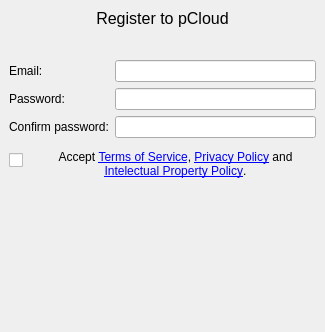
This is registerwindow.ui in pcloudcom/psyncgui as Qt 5 draws it before an edit; both pictures show x 0 to 325 and y 0 to 332 of the 325 by 579 pixel window. The edited form follows.
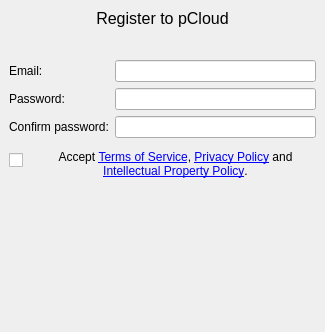
This is the edited form. Icons and pictures are not drawn.

The edit to the form file:
```diff
--- a/registerwindow.ui
+++ b/registerwindow.ui
@@ -150,7 +150,7 @@
       <item>
        <widget class="QLabel" name="label_4">
         <property name="text">
-         <string>Accept &lt;a href=&quot;https://www.pcloud.com/pcloud-terms-and-conditions&quot;&gt;Terms of Service&lt;/a&gt;, &lt;a href=&quot;https://www.pcloud.com/pcloud-privacy-policy&quot;&gt;Privacy Policy&lt;/a&gt; and &lt;a href=&quot;https://www.pcloud.com/pcloud-intellectual-property&quot;&gt;Intelectual Property Policy&lt;/a&gt;.</string>
+         <string>&lt;html&gt;&lt;head/&gt;&lt;body&gt;&lt;p&gt;Accept &lt;a href=&quot;https://www.pcloud.com/pcloud-terms-and-conditions&quot;&gt;&lt;span style=&quot; text-decoration: underline; color:#0000ff;&quot;&gt;Terms of Service&lt;/span&gt;&lt;/a&gt;, &lt;a href=&quot;https://www.pcloud.com/pcloud-privacy-policy&quot;&gt;&lt;span style=&quot; text-decoration: underline; color:#0000ff;&quot;&gt;Privacy Policy&lt;/span&gt;&lt;/a&gt; and &lt;a href=&quot;https://www.pcloud.com/pcloud-intellectual-property&quot;&gt;&lt;span style=&quot; text-decoration: underline; color:#0000ff;&quot;&gt;Intellectual Property Policy&lt;/span&gt;&lt;/a&gt;.&lt;/p&gt;&lt;/body&gt;&lt;/html&gt;</string>
         </property>
         <property name="alignment">
          <set>Qt::AlignHCenter|Qt::AlignTop</set>
```
